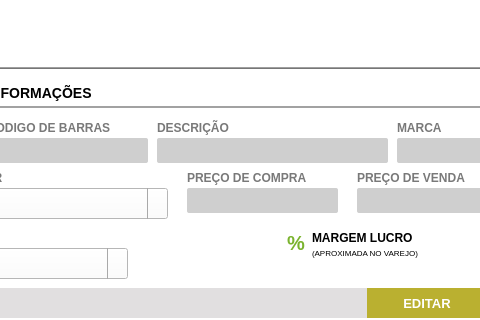
First picture: the form in View/UI/lista_produtos.ui, repository felipezago/ControleEstoque, before the edit; both pictures show x 93 to 573 and y 242 to 562 of the 845 by 562 pixel window.
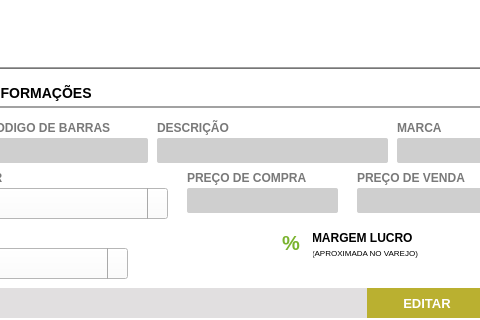
Second picture: the form after the edit. Icons and pictures are not drawn.

```diff
--- a/View/UI/lista_produtos.ui
+++ b/View/UI/lista_produtos.ui
@@ -1097,9 +1097,9 @@
   <widget class="QLabel" name="lb_porcVar">
    <property name="geometry">
     <rect>
-     <x>380</x>
+     <x>375</x>
      <y>470</y>
-     <width>20</width>
+     <width>31</width>
      <height>30</height>
     </rect>
    </property>
@@ -1118,7 +1118,7 @@
   <widget class="QLineEdit" name="tx_PorcentagemVarejo">
    <property name="geometry">
     <rect>
-     <x>265</x>
+     <x>260</x>
      <y>470</y>
      <width>111</width>
      <height>30</height>
```
Left out of the diff: 6 changed lines with no effect on the pictures.
